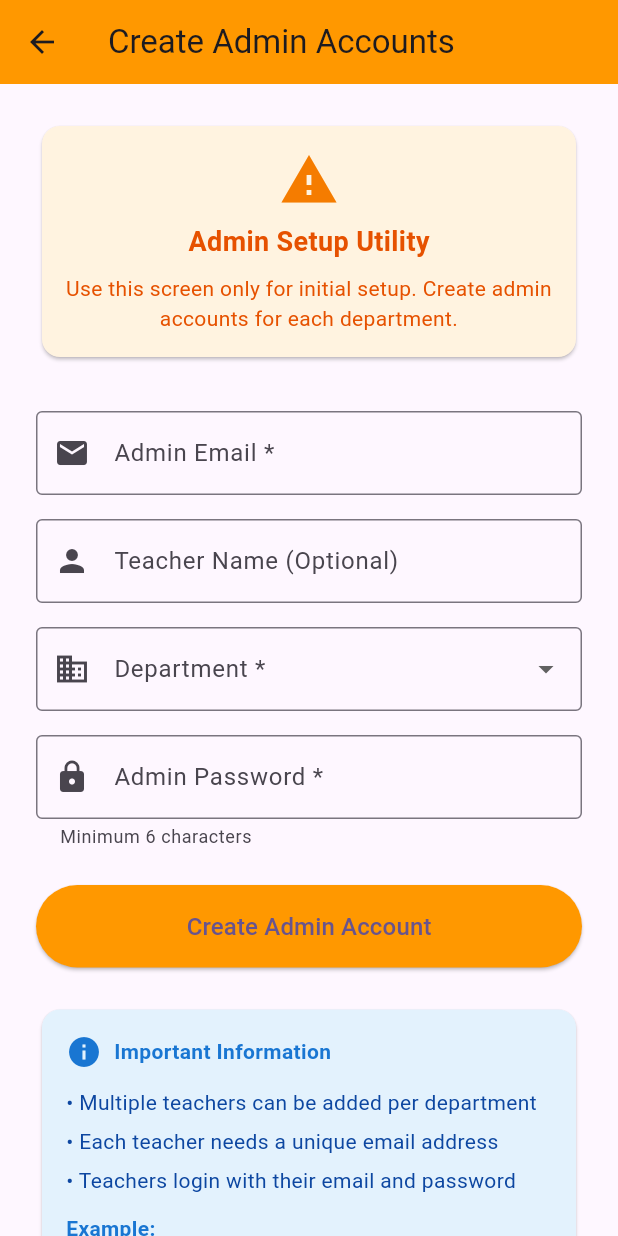
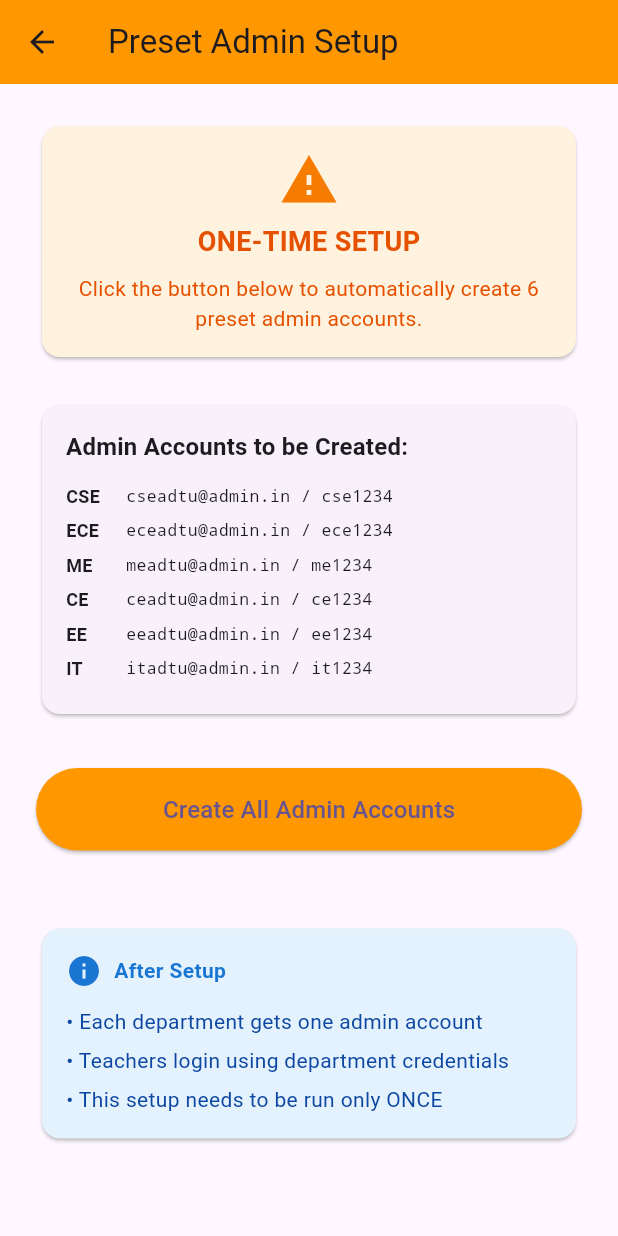
Before and after one commit to Soumaditya-Kashyap/SCS-MVP, a Flutter app: the AdminSetupScreen screen opened directly, on a phone screen of 412 x 824 dp. Run offline on Flutter 3.47's test engine with Material 3 defaults, Android fonts, the phone set to English and light mode, and no system bars; our stand-ins replace cloud_firestore, firebase_auth, firebase_core; accounts and stored records are empty.

Commit message:
Admin Sectup done

```diff
--- a/lib/screens/admin/admin_setup_screen.dart
+++ b/lib/screens/admin/admin_setup_screen.dart
@@ -1,8 +1,10 @@
 import 'package:flutter/material.dart';
-import '../../services/auth_service.dart';
+import '../../utils/admin_account_setup.dart';
 
-/// Utility screen to create admin accounts for different departments
-/// This should only be used for initial setup
+/// ONE-TIME ADMIN SETUP SCREEN
+/// Use this screen ONCE to create the 6 preset admin accounts
+/// This is now automated - just click the button!
+
 class AdminSetupScreen extends StatefulWidget {
   const AdminSetupScreen({super.key});
 
@@ -11,67 +13,33 @@ class AdminSetupScreen extends StatefulWidget {
 }
 
 class _AdminSetupScreenState extends State<AdminSetupScreen> {
-  final _formKey = GlobalKey<FormState>();
-  final _emailController = TextEditingController();
-  final _passwordController = TextEditingController();
-  final _nameController = TextEditingController();
-  final _authService = AuthService();
   bool _isLoading = false;
-  String? _selectedDepartment;
+  String _statusMessage = '';
+  Map<String, dynamic>? _results;
 
-  final List<String> _departments = ['CSE', 'ECE', 'ME', 'CE', 'EE', 'IT'];
-
-  @override
-  void dispose() {
-    _emailController.dispose();
-    _passwordController.dispose();
-    _nameController.dispose();
-    super.dispose();
-  }
-
-  Future<void> _createAdminAccount() async {
-    if (!_formKey.currentState!.validate()) return;
-
-    setState(() => _isLoading = true);
+  Future<void> _runSetup() async {
+    setState(() {
+      _isLoading = true;
+      _statusMessage = 'Creating 6 preset admin accounts...';
+      _results = null;
+    });
 
     try {
-      await _authService.createAdminAccount(
-        email: _emailController.text.trim(),
-        password: _passwordController.text,
-        department: _selectedDepartment!.toUpperCase(),
-        name: _nameController.text.trim().isEmpty
-            ? null
-            : _nameController.text.trim(),
-      );
+      final results = await AdminAccountSetup.setupPresetAdminAccounts();
 
-      if (!mounted) return;
-
-      ScaffoldMessenger.of(context).showSnackBar(
-        SnackBar(
-          content: Text('Admin account created: ${_emailController.text}'),
-          backgroundColor: Colors.green,
-          duration: const Duration(seconds: 3),
-        ),
-      );
-
-      // Clear form
-      _emailController.clear();
-      _passwordController.clear();
-      _nameController.clear();
-      setState(() => _selectedDepartment = null);
+      setState(() {
+        _results = results;
+        final summary = results['summary'] as Map<String, dynamic>;
+        _statusMessage = 'Setup complete! ${summary['success']} accounts created successfully.';
+      });
     } catch (e) {
-      if (!mounted) return;
-      ScaffoldMessenger.of(context).showSnackBar(
-        SnackBar(
-          content: Text(e.toString()),
-          backgroundColor: Colors.red,
-          duration: const Duration(seconds: 4),
-        ),
-      );
+      setState(() {
+        _statusMessage = 'Setup failed: $e';
+      });
     } finally {
-      if (mounted) {
-        setState(() => _isLoading = false);
-      }
+      setState(() {
+        _isLoading = false;
+      });
     }
   }
 
@@ -79,14 +47,12 @@ class _AdminSetupScreenState extends State<AdminSetupScreen> {
   Widget build(BuildContext context) {
     return Scaffold(
       appBar: AppBar(
-        title: const Text('Create Admin Accounts'),
+        title: const Text('Preset Admin Setup'),
         backgroundColor: Colors.orange,
       ),
       body: SafeArea(
         child: SingleChildScrollView(
           padding: const EdgeInsets.all(24.0),
-          child: Form(
-            key: _formKey,
           child: Column(
             crossAxisAlignment: CrossAxisAlignment.stretch,
             children: [
@@ -96,14 +62,10 @@ class _AdminSetupScreenState extends State<AdminSetupScreen> {
                   padding: const EdgeInsets.all(16.0),
                   child: Column(
                     children: [
-                        Icon(
-                          Icons.warning,
-                          color: Colors.orange[700],
-                          size: 40,
-                        ),
+                      Icon(Icons.warning, color: Colors.orange[700], size: 40),
                       const SizedBox(height: 8),
                       Text(
-                          'Admin Setup Utility',
+                        'ONE-TIME SETUP',
                         style: TextStyle(
                           fontSize: 18,
                           fontWeight: FontWeight.bold,
@@ -112,7 +74,7 @@ class _AdminSetupScreenState extends State<AdminSetupScreen> {
                       ),
                       const SizedBox(height: 8),
                       Text(
-                          'Use this screen only for initial setup. Create admin accounts for each department.',
+                        'Click the button below to automatically create 6 preset admin accounts.',
                         style: TextStyle(color: Colors.orange[900]),
                         textAlign: TextAlign.center,
                       ),
@@ -120,92 +82,37 @@ class _AdminSetupScreenState extends State<AdminSetupScreen> {
                   ),
                 ),
               ),
+              const SizedBox(height: 24),
+
+              // Preset Credentials List
+              Card(
+                child: Padding(
+                  padding: const EdgeInsets.all(16.0),
+                  child: Column(
+                    crossAxisAlignment: CrossAxisAlignment.start,
+                    children: [
+                      Text(
+                        'Admin Accounts to be Created:',
+                        style: Theme.of(context).textTheme.titleMedium?.copyWith(
+                          fontWeight: FontWeight.bold,
+                        ),
+                      ),
+                      const SizedBox(height: 12),
+                      _buildCredRow('CSE', 'cseadtu@admin.in', 'cse1234'),
+                      _buildCredRow('ECE', 'eceadtu@admin.in', 'ece1234'),
+                      _buildCredRow('ME', 'meadtu@admin.in', 'me1234'),
+                      _buildCredRow('CE', 'ceadtu@admin.in', 'ce1234'),
+                      _buildCredRow('EE', 'eeadtu@admin.in', 'ee1234'),
+                      _buildCredRow('IT', 'itadtu@admin.in', 'it1234'),
+                    ],
+                  ),
+                ),
+              ),
               const SizedBox(height: 32),
 
-                // Admin Email Field
-                TextFormField(
-                  controller: _emailController,
-                  keyboardType: TextInputType.emailAddress,
-                  decoration: const InputDecoration(
-                    labelText: 'Admin Email *',
-                    prefixIcon: Icon(Icons.email),
-                    border: OutlineInputBorder(),
-                    hintText: 'teacher@department.edu',
-                  ),
-                  validator: (value) {
-                    if (value == null || value.isEmpty) {
-                      return 'Please enter admin email';
-                    }
-                    if (!value.contains('@')) {
-                      return 'Please enter a valid email';
-                    }
-                    return null;
-                  },
-                ),
-                const SizedBox(height: 16),
-
-                // Teacher Name (Optional)
-                TextFormField(
-                  controller: _nameController,
-                  decoration: const InputDecoration(
-                    labelText: 'Teacher Name (Optional)',
-                    prefixIcon: Icon(Icons.person),
-                    border: OutlineInputBorder(),
-                    hintText: 'Dr. John Doe',
-                  ),
-                ),
-                const SizedBox(height: 16),
-
-                // Department Dropdown
-                DropdownButtonFormField<String>(
-                  value: _selectedDepartment,
-                  decoration: const InputDecoration(
-                    labelText: 'Department *',
-                    prefixIcon: Icon(Icons.business),
-                    border: OutlineInputBorder(),
-                  ),
-                  items: _departments.map((dept) {
-                    return DropdownMenuItem(value: dept, child: Text(dept));
-                  }).toList(),
-                  onChanged: (value) {
-                    setState(() {
-                      _selectedDepartment = value;
-                    });
-                  },
-                  validator: (value) {
-                    if (value == null || value.isEmpty) {
-                      return 'Please select a department';
-                    }
-                    return null;
-                  },
-                ),
-                const SizedBox(height: 16),
-
-                // Password Field
-                TextFormField(
-                  controller: _passwordController,
-                  obscureText: true,
-                  decoration: const InputDecoration(
-                    labelText: 'Admin Password *',
-                    prefixIcon: Icon(Icons.lock),
-                    border: OutlineInputBorder(),
-                    helperText: 'Minimum 6 characters',
-                  ),
-                  validator: (value) {
-                    if (value == null || value.isEmpty) {
-                      return 'Please enter a password';
-                    }
-                    if (value.length < 6) {
-                      return 'Password must be at least 6 characters';
-                    }
-                    return null;
-                  },
-                ),
-                const SizedBox(height: 24),
-
-                // Create Button
+              // Setup Button
               ElevatedButton(
-                  onPressed: _isLoading ? null : _createAdminAccount,
+                onPressed: _isLoading ? null : _runSetup,
                 style: ElevatedButton.styleFrom(
                   padding: const EdgeInsets.symmetric(vertical: 16),
                   backgroundColor: Colors.orange,
@@ -220,10 +127,76 @@ class _AdminSetupScreenState extends State<AdminSetupScreen> {
                         ),
                       )
                     : const Text(
-                          'Create Admin Account',
+                        'Create All Admin Accounts',
                         style: TextStyle(fontSize: 16),
                       ),
               ),
+              const SizedBox(height: 24),
+
+              // Status Message
+              if (_statusMessage.isNotEmpty)
+                Card(
+                  color: _results != null ? Colors.green[50] : Colors.grey[100],
+                  child: Padding(
+                    padding: const EdgeInsets.all(12.0),
+                    child: Text(
+                      _statusMessage,
+                      style: TextStyle(
+                        color: _results != null ? Colors.green[900] : Colors.grey[900],
+                        fontWeight: FontWeight.bold,
+                      ),
+                      textAlign: TextAlign.center,
+                    ),
+                  ),
+                ),
+
+              // Results Details
+              if (_results != null) ...[
+                const SizedBox(height: 16),
+                Card(
+                  child: Padding(
+                    padding: const EdgeInsets.all(16.0),
+                    child: Column(
+                      crossAxisAlignment: CrossAxisAlignment.start,
+                      children: [
+                        Text(
+                          'Results:',
+                          style: Theme.of(context).textTheme.titleMedium?.copyWith(
+                            fontWeight: FontWeight.bold,
+                          ),
+                        ),
+                        const SizedBox(height: 8),
+                        ..._results!.entries.where((e) => e.key != 'summary').map((entry) {
+                          final isSuccess = entry.value.toString().contains('successfully');
+                          return Padding(
+                            padding: const EdgeInsets.only(bottom: 6.0),
+                            child: Row(
+                              children: [
+                                Icon(
+                                  isSuccess ? Icons.check_circle : Icons.error,
+                                  color: isSuccess ? Colors.green : Colors.orange,
+                                  size: 18,
+                                ),
+                                const SizedBox(width: 8),
+                                Expanded(
+                                  child: Text(
+                                    '${entry.key}: ${entry.value}',
+                                    style: TextStyle(
+                                      color: isSuccess ? Colors.green[900] : Colors.orange[900],
+                                      fontSize: 13,
+                                    ),
+                                  ),
+                                ),
+                              ],
+                            ),
+                          );
+                        }),
+                      ],
+                    ),
+                  ),
+                ),
+              ],
+
               const SizedBox(height: 24),
 
               // Info Card
@@ -239,7 +212,7 @@ class _AdminSetupScreenState extends State<AdminSetupScreen> {
                           Icon(Icons.info, color: Colors.blue[700]),
                           const SizedBox(width: 8),
                           Text(
-                              'Important Information',
+                            'After Setup',
                             style: TextStyle(
                               fontWeight: FontWeight.bold,
                               color: Colors.blue[700],
@@ -249,41 +222,18 @@ class _AdminSetupScreenState extends State<AdminSetupScreen> {
                       ),
                       const SizedBox(height: 12),
                       Text(
-                          '• Multiple teachers can be added per department',
+                        '• Each department gets one admin account',
                         style: TextStyle(color: Colors.blue[900]),
                       ),
                       const SizedBox(height: 6),
                       Text(
-                          '• Each teacher needs a unique email address',
+                        '• Teachers login using department credentials',
                         style: TextStyle(color: Colors.blue[900]),
                       ),
                       const SizedBox(height: 6),
                       Text(
-                          '• Teachers login with their email and password',
+                        '• This setup needs to be run only ONCE',
                         style: TextStyle(color: Colors.blue[900]),
-                        ),
-                        const SizedBox(height: 12),
-                        Text(
-                          'Example:',
-                          style: TextStyle(
-                            color: Colors.blue[700],
-                            fontWeight: FontWeight.bold,
-                          ),
-                        ),
-                        const SizedBox(height: 4),
-                        Text(
-                          'Email: john.doe@cse.edu',
-                          style: TextStyle(
-                            color: Colors.blue[700],
-                            fontStyle: FontStyle.italic,
-                          ),
-                        ),
-                        Text(
-                          'Department: CSE',
-                          style: TextStyle(
-                            color: Colors.blue[700],
-                            fontStyle: FontStyle.italic,
-                          ),
                       ),
                     ],
                   ),
@@ -293,6 +243,28 @@ class _AdminSetupScreenState extends State<AdminSetupScreen> {
           ),
         ),
       ),
+    );
+  }
+
+  Widget _buildCredRow(String dept, String email, String password) {
+    return Padding(
+      padding: const EdgeInsets.only(bottom: 6.0),
+      child: Row(
+        children: [
+          SizedBox(
+            width: 40,
+            child: Text(
+              dept,
+              style: const TextStyle(fontWeight: FontWeight.bold, fontSize: 12),
+            ),
+          ),
+          Expanded(
+            child: Text(
+              '$email / $password',
+              style: const TextStyle(fontSize: 11, fontFamily: 'monospace'),
+            ),
+          ),
+        ],
       ),
     );
   }
--- a/lib/services/auth_service.dart
+++ b/lib/services/auth_service.dart
@@ -99,15 +99,25 @@ class AuthService {
     }
   }
 
-  // Admin Login with email and password (direct login)
+  // Admin Login with preset department emails
+  // Expected format: cseadtu@admin.in, eceadtu@admin.in, etc.
   Future<AppUser?> signInAdmin({
     required String email,
     required String password,
   }) async {
     try {
+      // Validate admin email format
+      final emailLower = email.trim().toLowerCase();
+      if (!emailLower.endsWith('@admin.in')) {
+        throw FirebaseAuthException(
+          code: 'invalid-admin-email',
+          message: 'Admin email must end with @admin.in',
+        );
+      }
+
       // Try to sign in with email and password
       UserCredential result = await _auth.signInWithEmailAndPassword(
-        email: email.trim(),
+        email: emailLower,
         password: password,
       );
 
@@ -122,14 +132,22 @@ class AuthService {
       // Get admin user data from Firestore
       final doc = await _firestore.collection('users').doc(user.uid).get();
 
+      AppUser appUser;
       if (!doc.exists) {
-        throw FirebaseAuthException(
-          code: 'user-data-not-found',
-          message: 'Admin profile not found. Please contact administrator.',
+        // Auto-create admin profile if doesn't exist (for preset accounts)
+        // Extract department from email (e.g., cseadtu@admin.in -> CSE)
+        final deptCode = emailLower.replaceAll('adtu@admin.in', '').toUpperCase();
+
+        appUser = AppUser(
+          uid: user.uid,
+          email: emailLower,
+          role: 'admin',
+          department: deptCode,
         );
-      }
 
-      final appUser = AppUser.fromMap(doc.data()!, user.uid);
+        await _firestore.collection('users').doc(user.uid).set(appUser.toMap());
+      } else {
+        appUser = AppUser.fromMap(doc.data()!, user.uid);
 
         // Verify this is an admin account
         if (!appUser.isAdmin) {
@@ -138,6 +156,7 @@ class AuthService {
             code: 'not-admin',
             message: 'This account is not authorized as admin/teacher.',
           );
+        }
       }
 
       return appUser;
@@ -149,51 +168,7 @@ class AuthService {
         message: e.toString(),
       );
     }
-  }
-
-  // Create Admin/Teacher Account
-  Future<void> createAdminAccount({
-    required String email,
-    required String password,
-    required String department,
-    String? name,
-  }) async {
-    try {
-      // Create user in Firebase Auth
-      UserCredential result = await _auth.createUserWithEmailAndPassword(
-        email: email.trim(),
-        password: password,
-      );
-
-      User? user = result.user;
-      if (user == null) {
-        throw FirebaseAuthException(
-          code: 'user-creation-failed',
-          message: 'Failed to create admin account',
-        );
-      }
-
-      // Create admin profile in Firestore
-      final appUser = AppUser(
-        uid: user.uid,
-        email: email.trim(),
-        role: 'admin',
-        department: department.toUpperCase(),
-        enrollmentId: name, // Use enrollmentId field to store teacher name
-      );
-
-      await _firestore.collection('users').doc(user.uid).set(appUser.toMap());
-    } on FirebaseAuthException {
-      rethrow;
-    } catch (e) {
-      throw FirebaseAuthException(
-        code: 'admin-creation-error',
-        message: e.toString(),
-      );
-    }
-  }
-
-  // Sign Out
+  }  // Sign Out
   Future<void> signOut() async {
     await _auth.signOut();
   }
--- /dev/null
+++ b/lib/utils/admin_account_setup.dart
@@ -0,0 +1,158 @@
+import 'package:firebase_auth/firebase_auth.dart';
+import 'package:cloud_firestore/cloud_firestore.dart';
+
+/// Run this script ONCE to create the 6 preset admin accounts
+/// This should be run by a system administrator
+///
+/// HOW TO RUN:
+/// 1. Create a temporary button in your app
+/// 2. Call setupPresetAdminAccounts() when clicked
+/// 3. Remove the button after setup is complete
+
+class AdminAccountSetup {
+  static final FirebaseAuth _auth = FirebaseAuth.instance;
+  static final FirebaseFirestore _firestore = FirebaseFirestore.instance;
+
+  // Preset admin accounts for 6 departments
+  static const Map<String, Map<String, String>> presetAdmins = {
+    'CSE': {
+      'email': 'cseadtu@admin.in',
+      'password': 'cse1234',
+      'department': 'CSE',
+    },
+    'ECE': {
+      'email': 'eceadtu@admin.in',
+      'password': 'ece1234',
+      'department': 'ECE',
+    },
+    'ME': {
+      'email': 'meadtu@admin.in',
+      'password': 'me1234',
+      'department': 'ME',
+    },
+    'CE': {
+      'email': 'ceadtu@admin.in',
+      'password': 'ce1234',
+      'department': 'CE',
+    },
+    'EE': {
+      'email': 'eeadtu@admin.in',
+      'password': 'ee1234',
+      'department': 'EE',
+    },
+    'IT': {
+      'email': 'itadtu@admin.in',
+      'password': 'it1234',
+      'department': 'IT',
+    },
+  };
+
+  /// Create all preset admin accounts
+  static Future<Map<String, dynamic>> setupPresetAdminAccounts() async {
+    final results = <String, dynamic>{};
+    int successCount = 0;
+    int failureCount = 0;
+    final errors = <String>[];
+
+    for (final entry in presetAdmins.entries) {
+      final dept = entry.key;
+      final credentials = entry.value;
+
+      try {
+        await _createSingleAdminAccount(
+          email: credentials['email']!,
+          password: credentials['password']!,
+          department: credentials['department']!,
+        );
+
+        results[dept] = 'Created successfully';
+        successCount++;
+        print('✅ $dept admin account created: ${credentials['email']}');
+      } catch (e) {
+        results[dept] = 'Failed: $e';
+        failureCount++;
+        errors.add('$dept: $e');
+        print('❌ Failed to create $dept admin: $e');
+      }
+    }
+
+    results['summary'] = {
+      'total': presetAdmins.length,
+      'success': successCount,
+      'failed': failureCount,
+      'errors': errors,
+    };
+
+    return results;
+  }
+
+  /// Create a single admin account
+  static Future<void> _createSingleAdminAccount({
+    required String email,
+    required String password,
+    required String department,
+  }) async {
+    try {
+      // Create user in Firebase Auth
+      final UserCredential result = await _auth.createUserWithEmailAndPassword(
+        email: email,
+        password: password,
+      );
+
+      final User? user = result.user;
+      if (user == null) {
+        throw Exception('Failed to create user');
+      }
+
+      // Create user profile in Firestore
+      await _firestore.collection('users').doc(user.uid).set({
+        'email': email,
+        'role': 'admin',
+        'department': department,
+        'createdAt': FieldValue.serverTimestamp(),
+      });
+
+      // Sign out after creating each account
+      await _auth.signOut();
+    } on FirebaseAuthException catch (e) {
+      if (e.code == 'email-already-in-use') {
+        print('⚠️  Account already exists: $email');
+        return; // Skip if already exists
+      }
+      rethrow;
+    }
+  }
+
+  /// Delete all preset admin accounts (use with caution!)
+  static Future<void> deleteAllPresetAdminAccounts() async {
+    print('⚠️  WARNING: This will delete all preset admin accounts!');
+
+    for (final entry in presetAdmins.entries) {
+      final dept = entry.key;
+      final email = entry.value['email']!;
+      final password = entry.value['password']!;
+
+      try {
+        // Sign in to delete
+        final UserCredential result = await _auth.signInWithEmailAndPassword(
+          email: email,
+          password: password,
+        );
+
+        if (result.user != null) {
+          // Delete Firestore document
+          await _firestore.collection('users').doc(result.user!.uid).delete();
+
+          // Delete Firebase Auth account
+          await result.user!.delete();
+
+          print('✅ Deleted $dept admin account');
+        }
+      } catch (e) {
+        print('❌ Failed to delete $dept admin: $e');
+      }
+    }
+
+    await _auth.signOut();
+  }
+}
```
Also changed, not shown: lib/screens/auth/admin_login_screen.dart (+67 -1 lines), lib/screens/auth/login_screen.dart (+0 -18 lines). Lines whose indentation alone changed are shown as unchanged.
